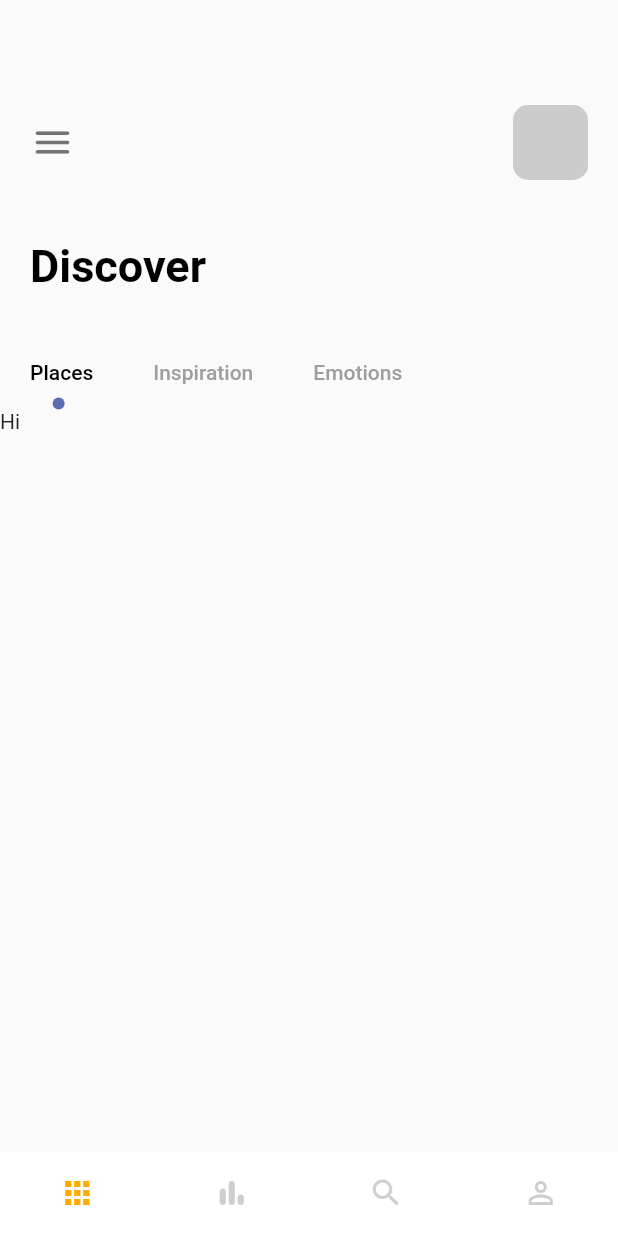
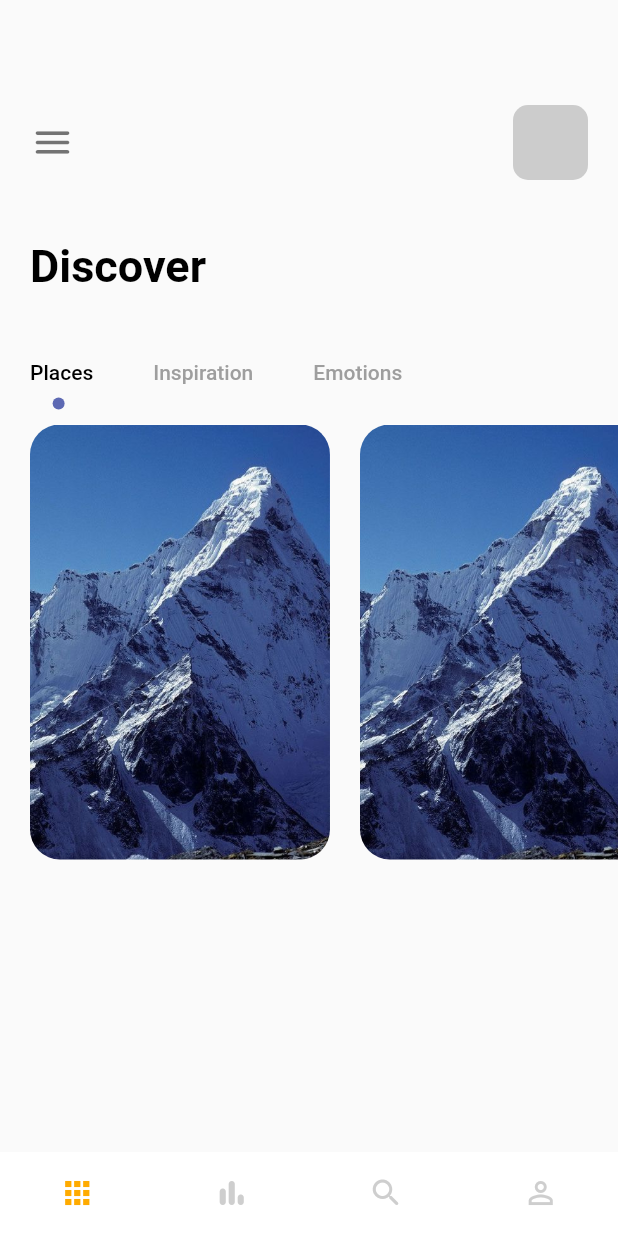
Before and after one commit to badadarr/Flutter-Cubit-State-Management-API-Request, a Flutter app: the screen it shows after launch, on a phone screen of 412 x 824 dp. Run offline on Flutter 3.47's test engine with Material 2 defaults, Android fonts, the phone set to English and light mode, and no system bars.

```diff
--- a/lib/pages/navpages/home_page.dart
+++ b/lib/pages/navpages/home_page.dart
@@ -65,9 +65,28 @@ class _HomePageState extends State<HomePage> with TickerProviderStateMixin {
             ),
           ),
           Container(
+            padding: const EdgeInsets.only(left: 20),
             height: 300,
             width: double.maxFinite,
             child: TabBarView(controller: _tabController, children: [
+              ListView.builder(
+                itemCount: 3,
+                scrollDirection: Axis.horizontal,
+                itemBuilder: (BuildContext context, int index) {
+                  return Container(
+                    margin: const EdgeInsets.only(right: 20, top: 10),
+                    width: 200,
+                    height: 300,
+                    decoration: BoxDecoration(
+                      borderRadius: BorderRadius.circular(20),
+                      color: Colors.white,
+                      image: const DecorationImage(
+                          image: AssetImage("img/mountain.jpeg"),
+                          fit: BoxFit.cover),
+                    ),
+                  );
+                },
+              ),
               Text("Hi"),
               Text("There"),
               Text("Bye"),
```
